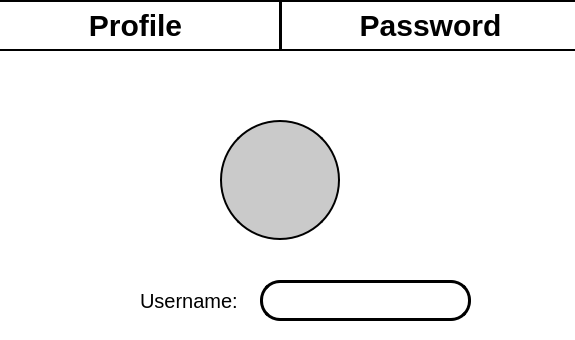
Old version of the form customeraccountsettings.ui in the repository CallmeTeddyBear/Canteen-Management-System; both pictures show x 0 to 575 and y 0 to 340 of the 575 by 675 pixel window.
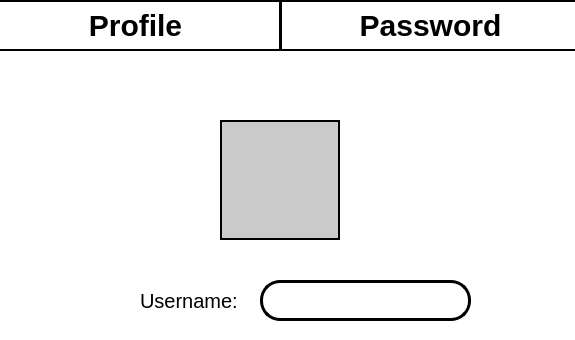
New version of the form. Icons and pictures are not drawn.

Diff of the .ui file:
```diff
--- a/customeraccountsettings.ui
+++ b/customeraccountsettings.ui
@@ -173,8 +173,8 @@
      </property>
      <property name="styleSheet">
       <string notr="true">background-color: rgb(202, 202, 202);
-border-radius: 60;
-border: 2px solid rgb(0, 0, 0);</string>
+border: 2px solid rgb(0, 0, 0);
+border-image: url(:/image_1.png);</string>
      </property>
      <property name="text">
       <string/>
```
